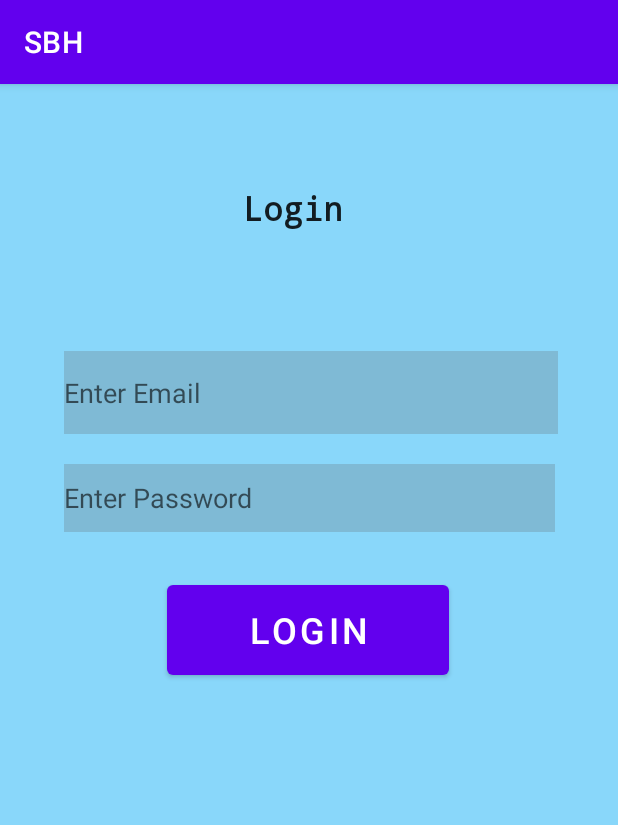
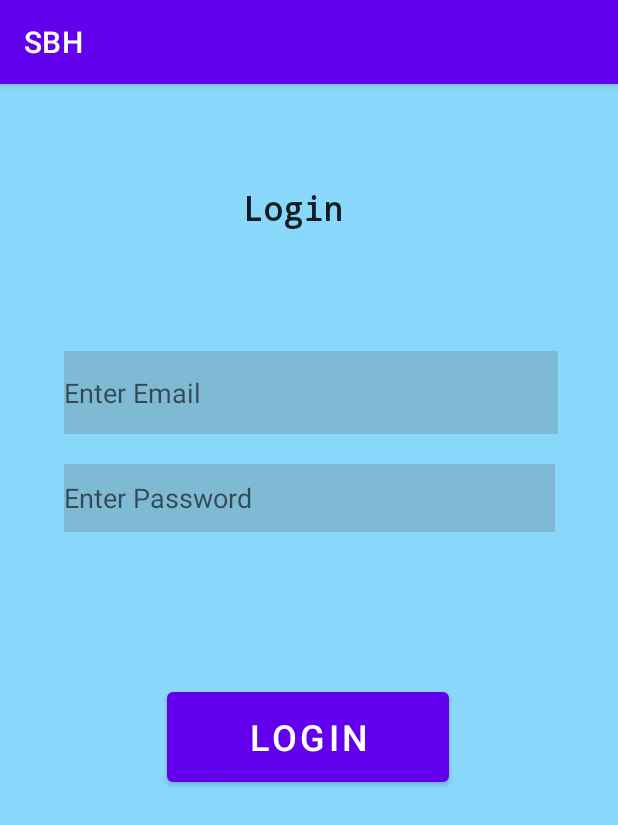
Before and after one commit to bersnico/SmallBusinessHelper, an Android app: the LoginActivity screen opened directly, with no data from a screen before it, on a phone screen of 412 x 824 dp. Shown: the top 825 px of the screen. Run offline under Robolectric (Android 15) with nearby library versions, the phone set to English and light mode, and no system bars; Roboto replaces fonts that are not available here.

Commit message:
working version

```diff
--- a/app/src/main/res/layout/activity_login.xml
+++ b/app/src/main/res/layout/activity_login.xml
@@ -46,6 +46,8 @@
             android:layout_width="188dp"
             android:layout_height="72dp" android:id="@+id/loginButton"
             app:layout_constraintEnd_toEndOf="parent" app:layout_constraintStart_toStartOf="parent"
-            app:layout_constraintBottom_toBottomOf="parent" android:textSize="24sp"
-            app:layout_constraintHorizontal_bias="0.497" android:layout_marginBottom="368dp"/>
+            android:textSize="24sp"
+            app:layout_constraintHorizontal_bias="0.497"
+            app:layout_constraintTop_toBottomOf="@+id/editTextTextPassword"
+            app:layout_constraintBottom_toBottomOf="parent" app:layout_constraintVertical_bias="0.253"/>
 </androidx.constraintlayout.widget.ConstraintLayout>
```
Also changed, not shown: app/src/main/java/com/example/sbh/MainActivity.java (+10 -2 lines).
